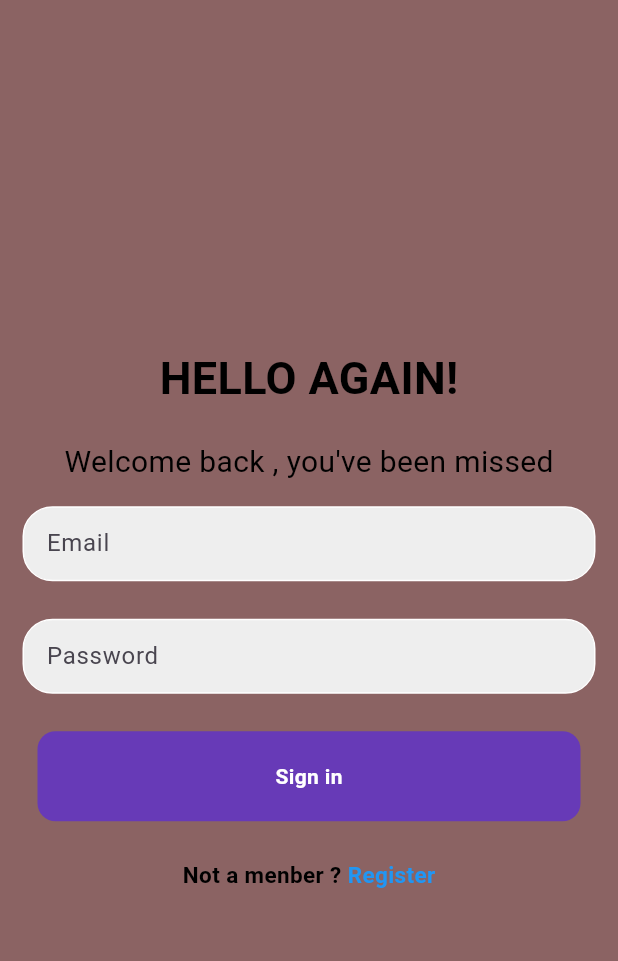
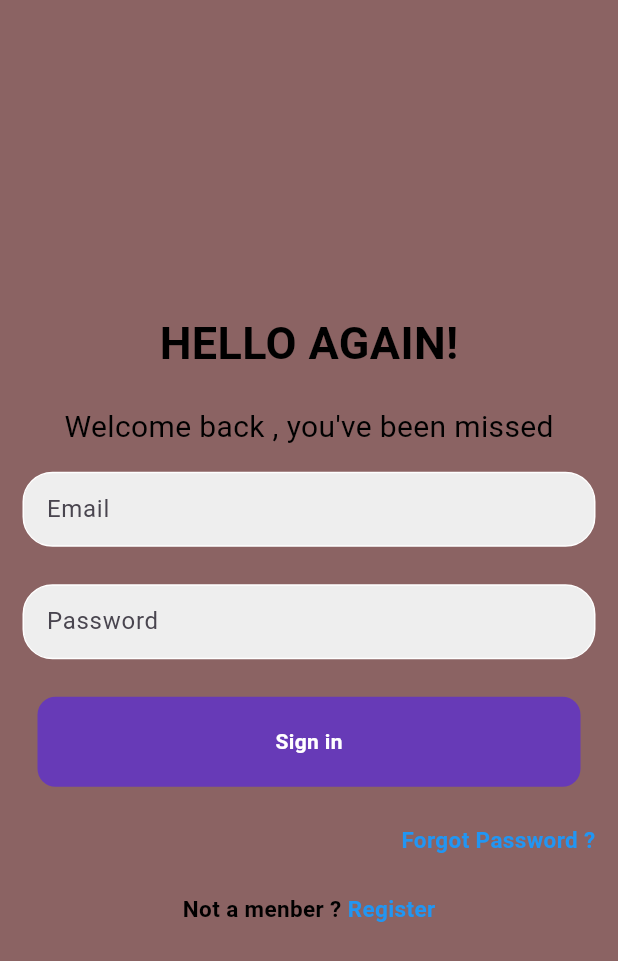
Before and after one commit to solokill756/To-Do-List-App-x-FireBase, a Flutter app: the screen it shows after launch, on a phone screen of 412 x 824 dp. Shown: the top 961 px of the screen. Run offline on Flutter 3.47's test engine with Material 3 defaults, Android fonts, the phone set to English and light mode, and no system bars; our stand-ins replace firebase_auth, firebase_core; missing offline and left inert: confirm_dialog; accounts and stored records are empty.

Commit message:
forgot Password module

```diff
--- a/lib/managers/login_manger.dart
+++ b/lib/managers/login_manger.dart
@@ -1,8 +1,13 @@
 import 'package:firebase_auth/firebase_auth.dart';
+import 'package:flutter/material.dart';
 
 class LoginManger {
   Future signIn(email, password) async {
     await FirebaseAuth.instance
         .signInWithEmailAndPassword(email: email, password: password);
   }
+
+  Future forgotPassword(email) async {
+    await FirebaseAuth.instance.sendPasswordResetEmail(email: email);
+  }
 }
--- a/lib/modules/auth/login/login_page.dart
+++ b/lib/modules/auth/login/login_page.dart
@@ -1,6 +1,7 @@
 import 'package:flutter/material.dart';
 import 'package:flutter/widgets.dart';
 import 'package:todolist/managers/login_manger.dart';
+import 'package:todolist/modules/auth/forgotPassword/forgotPassword_page.dart';
 
 class LoginPage extends StatefulWidget {
   final VoidCallback showRegister;
@@ -121,6 +122,37 @@ class _LoginPageState extends State<LoginPage> {
               SizedBox(
                 height: 25,
               ),
+              Padding(
+                padding: EdgeInsets.symmetric(horizontal: 15),
+                child: Row(
+                  mainAxisAlignment: MainAxisAlignment.end,
+                  children: [
+                    GestureDetector(
+                      onTap: () {
+                        Navigator.push(
+                          context,
+                          MaterialPageRoute(
+                            builder: (context) {
+                              return ForgotpasswordPage();
+                            },
+                          ),
+                        );
+                      },
+                      child: Text(
+                        'Forgot Password ?',
+                        style: TextStyle(
+                          fontSize: 15,
+                          fontWeight: FontWeight.bold,
+                          color: Colors.blue,
+                        ),
+                      ),
+                    ),
+                  ],
+                ),
+              ),
+              SizedBox(
+                height: 25,
+              ),
               Row(
                 mainAxisAlignment: MainAxisAlignment.center,
                 children: [
```
Also changed, not shown: lib/modules/auth/forgotPassword/forgotPassword_page.dart (added, +130 -0 lines).
